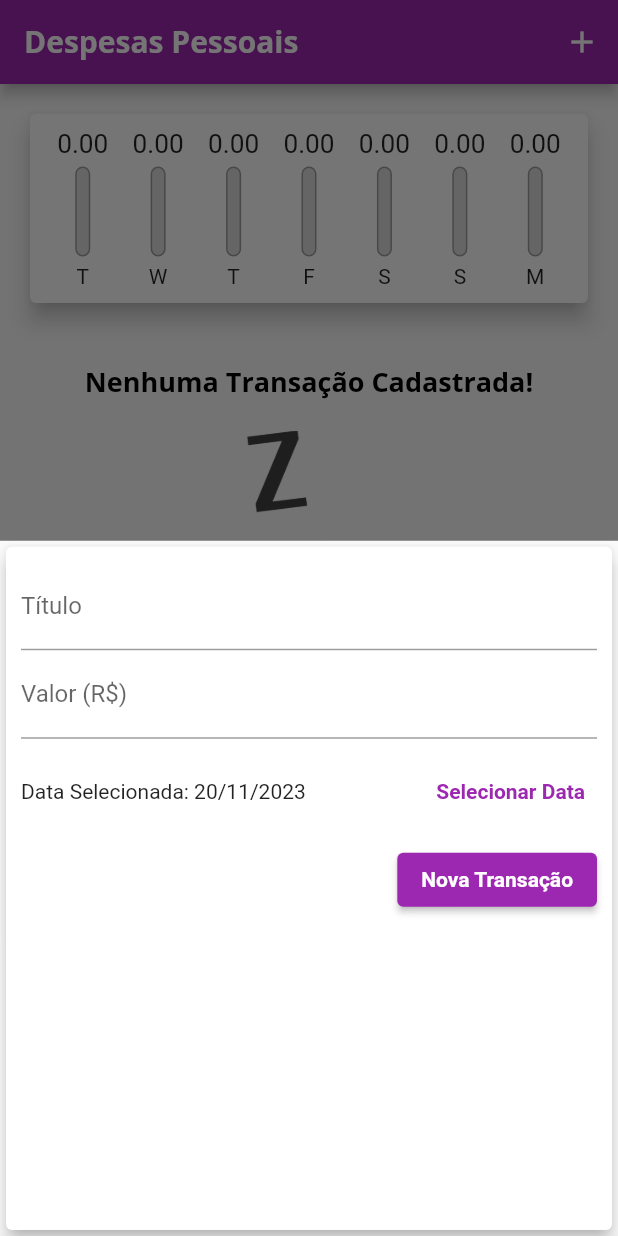
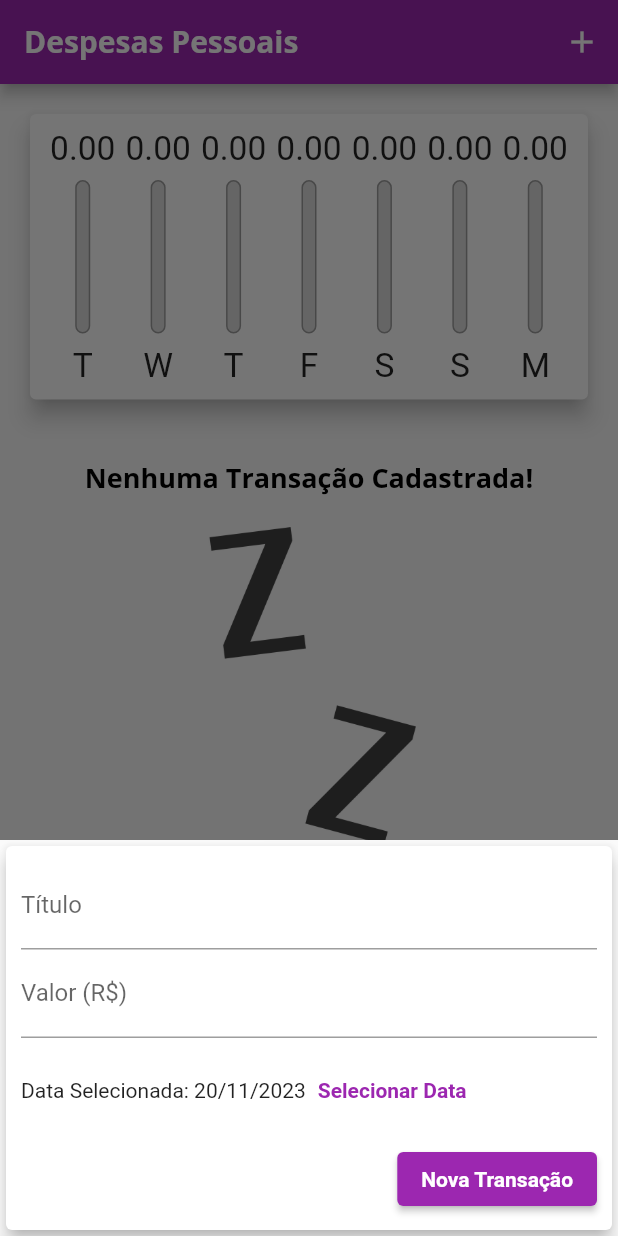
Before and after one commit to raonizacaron/flutter, a Flutter app: the screen it shows after launch, after a tap on the "add" icon, on a phone screen of 412 x 824 dp. Run offline on Flutter 3.47's test engine with Material 2 defaults, Android fonts, the phone set to English and light mode, and no system bars.

Commit message:
adding some responsivitie

```diff
--- /dev/null
+++ b/Aulas/expenses/lib/components/adaptative_button.dart
@@ -0,0 +1,36 @@
+import 'dart:io';
+import 'package:flutter/cupertino.dart';
+import 'package:flutter/material.dart';
+
+class AdaptativeButton extends StatelessWidget {
+  final String label;
+  final Function() onPressed;
+
+  const AdaptativeButton(
+    this.label,
+    this.onPressed, {
+    Key? key,
+  }) : super(key: key);
+
+  @override
+  Widget build(BuildContext context) {
+    return Platform.isIOS
+        ? CupertinoButton(
+            child: Text(label),
+            onPressed: onPressed,
+            color: Theme.of(context).colorScheme.primary,
+            padding: const EdgeInsets.symmetric(
+              horizontal: 20,
+            ),
+          )
+        : ElevatedButton(
+            child: Text(
+              label,
+              style: TextStyle(
+                color: Theme.of(context).textTheme.button?.color,
+              ),
+            ),
+            onPressed: onPressed,
+          );
+  }
+}
--- /dev/null
+++ b/Aulas/expenses/lib/components/adaptative_date_picker.dart
@@ -0,0 +1,66 @@
+import 'dart:io';
+import 'package:flutter/cupertino.dart';
+import 'package:flutter/material.dart';
+import 'package:intl/intl.dart';
+
+class AdaptativeDatePicker extends StatelessWidget {
+  final DateTime? selectedDate;
+  final Function(DateTime)? onDateChanged;
+
+  const AdaptativeDatePicker({
+    this.selectedDate,
+    this.onDateChanged,
+    Key? key,
+  }) : super(key: key);
+
+  _showDatePicker(BuildContext context) {
+    showDatePicker(
+      context: context,
+      initialDate: DateTime.now(),
+      firstDate: DateTime(2019),
+      lastDate: DateTime.now(),
+    ).then((pickedDate) {
+      if (pickedDate == null) {
+        return;
+      }
+
+      onDateChanged!(pickedDate);
+    });
+  }
+
+  @override
+  Widget build(BuildContext context) {
+    return Platform.isIOS
+        ? SizedBox(
+            height: 180,
+            child: CupertinoDatePicker(
+              mode: CupertinoDatePickerMode.date,
+              initialDateTime: DateTime.now(),
+              minimumDate: DateTime(2019),
+              maximumDate: DateTime.now(),
+              onDateTimeChanged: onDateChanged!,
+            ),
+          )
+        : SizedBox(
+            height: 70,
+            child: Row(
+              children: <Widget>[
+                Text(
+                  selectedDate == null
+                      ? 'Nenhuma data selecionada!'
+                      : 'Data Selecionada: ${DateFormat('dd/MM/y').format(selectedDate!)}',
+                ),
+                TextButton(
+                  child: const Text(
+                    'Selecionar Data',
+                    style: TextStyle(
+                      fontWeight: FontWeight.bold,
+                    ),
+                  ),
+                  onPressed: () => _showDatePicker(context),
+                )
+              ],
+            ),
+          );
+  }
+}
--- /dev/null
+++ b/Aulas/expenses/lib/components/adaptative_text_field.dart
@@ -0,0 +1,46 @@
+import 'dart:io';
+import 'package:flutter/cupertino.dart';
+import 'package:flutter/material.dart';
+
+class AdaptativeTextField extends StatelessWidget {
+  final String? label;
+  final TextEditingController? controller;
+  final TextInputType keyboardType;
+  final Function(String)? onSubmitted;
+
+  const AdaptativeTextField({
+    this.label,
+    this.controller,
+    this.keyboardType = TextInputType.text,
+    this.onSubmitted,
+    Key? key,
+  }) : super(key: key);
+
+  @override
+  Widget build(BuildContext context) {
+    return Platform.isIOS
+        ? Padding(
+            padding: const EdgeInsets.only(
+              bottom: 10,
+            ),
+            child: CupertinoTextField(
+              controller: controller,
+              keyboardType: keyboardType,
+              onSubmitted: onSubmitted,
+              placeholder: label,
+              padding: const EdgeInsets.symmetric(
+                horizontal: 6,
+                vertical: 12,
+              ),
+            ),
+          )
+        : TextField(
+            controller: controller,
+            keyboardType: keyboardType,
+            onSubmitted: onSubmitted,
+            decoration: InputDecoration(
+              labelText: label,
+            ),
+          );
+  }
+}
--- a/Aulas/expenses/lib/components/chart_bar.dart
+++ b/Aulas/expenses/lib/components/chart_bar.dart
@@ -14,17 +14,19 @@ class ChartBar extends StatelessWidget {
 
   @override
   Widget build(BuildContext context) {
+    return LayoutBuilder(
+      builder: (ctx, constraints) {
         return Column(
           children: [
             SizedBox(
-          height: 20,
+              height: constraints.maxHeight * 0.15,
               child: FittedBox(
-            child: Text('${value!.toStringAsFixed(2)}'),
+                child: Text(value!.toStringAsFixed(2)),
               ),
             ),
-        const SizedBox(height: 5),
+            SizedBox(height: constraints.maxHeight * 0.05),
             SizedBox(
-          height: 60,
+              height: constraints.maxHeight * 0.6,
               width: 10,
               child: Stack(
                 alignment: Alignment.bottomCenter,
@@ -51,9 +53,16 @@ class ChartBar extends StatelessWidget {
                 ],
               ),
             ),
-        const SizedBox(height: 5),
-        Text(label!),
+            SizedBox(height: constraints.maxHeight * 0.05),
+            SizedBox(
+              height: constraints.maxHeight * 0.15,
+              child: FittedBox(
+                child: Text(label!),
+              ),
+            ),
           ],
+        );
+      },
     );
   }
 }
--- a/Aulas/expenses/lib/components/transaction_form.dart
+++ b/Aulas/expenses/lib/components/transaction_form.dart
@@ -1,5 +1,7 @@
 import 'package:flutter/material.dart';
-import 'package:intl/intl.dart';
+import 'adaptative_button.dart';
+import 'adaptative_text_field.dart';
+import 'adaptative_date_picker.dart';
 
 class TransactionForm extends StatefulWidget {
   final void Function(String, double, DateTime) onSubmit;
@@ -26,87 +28,53 @@ class _TransactionFormState extends State<TransactionForm> {
     widget.onSubmit(title, value, _selectedDate!);
   }
 
-  _showDatePicker() {
-    showDatePicker(
-      context: context,
-      initialDate: DateTime.now(),
-      firstDate: DateTime(2019),
-      lastDate: DateTime.now(),
-    ).then((pickedDate) {
-      if (pickedDate == null) {
-        return;
-      }
-
-      setState(() {
-        _selectedDate = pickedDate;
-      });
-    });
-  }
-
   @override
   Widget build(BuildContext context) {
-    return Card(
+    return SingleChildScrollView(
+      child: Card(
         elevation: 5,
         child: Padding(
-        padding: const EdgeInsets.all(10),
+          padding: EdgeInsets.only(
+            top: 10,
+            right: 10,
+            left: 10,
+            bottom: 10 + MediaQuery.of(context).viewInsets.bottom,
+          ),
           child: Column(
             children: [
-            TextField(
+              AdaptativeTextField(
+                label: 'Título',
                 controller: _titleController,
-              onSubmitted: (_) => _submitForm(),
-              decoration: const InputDecoration(
-                labelText: 'Título',
+                onSubmitted: (_) => _submitForm,
               ),
-            ),
-            TextField(
+              AdaptativeTextField(
+                label: 'Valor (R\$)',
                 controller: _valueController,
                 keyboardType:
                     const TextInputType.numberWithOptions(decimal: true),
-              onSubmitted: (_) => _submitForm(),
-              decoration: const InputDecoration(
-                labelText: 'Valor (R\$)',
+                onSubmitted: (_) => _submitForm,
               ),
-            ),
-            SizedBox(
-              height: 70,
-              child: Row(
-                children: <Widget>[
-                  Expanded(
-                    child: Text(
-                      _selectedDate == null
-                          ? 'Nenhuma data selecionada!'
-                          : 'Data Selecionada: ${DateFormat('dd/MM/y').format(_selectedDate!)}',
-                    ),
-                  ),
-                  TextButton(
-                    onPressed: _showDatePicker,
-                    child: const Text(
-                      'Selecionar Data',
-                      style: TextStyle(
-                        fontWeight: FontWeight.bold,
-                      ),
-                    ),
-                  )
-                ],
-              ),
+              AdaptativeDatePicker(
+                selectedDate: _selectedDate,
+                onDateChanged: (newDate) {
+                  setState(() {
+                    _selectedDate = newDate;
+                  });
+                },
               ),
               Row(
                 mainAxisAlignment: MainAxisAlignment.end,
                 children: <Widget>[
-                ElevatedButton(
-                  onPressed: _submitForm,
-                  child: Text(
+                  AdaptativeButton(
                     'Nova Transação',
-                    style: TextStyle(
-                      color: Theme.of(context).textTheme.button?.color,
-                    ),
-                  ),
+                    _submitForm,
                   ),
                 ],
               ),
             ],
           ),
         ),
+      ),
     );
   }
 }
--- a/Aulas/expenses/lib/components/transaction_list.dart
+++ b/Aulas/expenses/lib/components/transaction_list.dart
@@ -11,10 +11,10 @@ class TransactionList extends StatelessWidget {
 
   @override
   Widget build(BuildContext context) {
-    return SizedBox(
-      height: 430,
-      child: transactions.isEmpty
-          ? Column(
+    return transactions.isEmpty
+        ? LayoutBuilder(
+            builder: (ctx, constraints) {
+              return Column(
                 children: [
                   const SizedBox(height: 20),
                   Text(
@@ -23,13 +23,15 @@ class TransactionList extends StatelessWidget {
                   ),
                   const SizedBox(height: 20),
                   SizedBox(
-                  height: 200,
+                    height: constraints.maxHeight * 0.6,
                     child: Image.asset(
                       'assets/images/waiting.png',
                       fit: BoxFit.cover,
                     ),
                   ),
                 ],
+              );
+            },
           )
         : ListView.builder(
             itemCount: transactions.length,
@@ -64,15 +66,24 @@ class TransactionList extends StatelessWidget {
                     subtitle: Text(
                       DateFormat('d MMM y').format(tr.date),
                     ),
-                    trailing: IconButton(
+                    trailing: MediaQuery.of(context).size.width > 480
+                        ? TextButton.icon(
+                            onPressed: () => onRemove(tr.id),
+                            icon: Icon(Icons.delete,
+                                color: Theme.of(context).errorColor),
+                            label: Text(
+                              'Excluir',
+                              style: TextStyle(
+                                  color: Theme.of(context).errorColor),
+                            ),
+                          )
+                        : IconButton(
                             icon: const Icon(Icons.delete),
-                      color: Theme.of(context).colorScheme.error,
+                            color: Theme.of(context).errorColor,
                             onPressed: () => onRemove(tr.id),
-                    ),
-                  ),
+                          )),
               );
             },
-            ),
           );
   }
 }
--- a/Aulas/expenses/lib/main.dart
+++ b/Aulas/expenses/lib/main.dart
@@ -1,6 +1,10 @@
+import 'dart:math';
+import 'dart:io';
+
 import 'package:expenses/components/transaction_form.dart';
 import 'package:flutter/material.dart';
-import 'dart:math';
+import 'package:flutter/cupertino.dart';
+
 import 'components/transaction_form.dart';
 import 'components/transaction_list.dart';
 import 'components/chart.dart';
@@ -22,13 +26,13 @@ class ExpensesApp extends StatelessWidget {
           secondary: Colors.amber,
         ),
         textTheme: tema.textTheme.copyWith(
-          titleLarge: const TextStyle(
+          headline6: const TextStyle(
             fontFamily: 'OpenSans',
             fontSize: 18,
             fontWeight: FontWeight.bold,
             color: Colors.black,
           ),
-          labelLarge: const TextStyle(
+          button: const TextStyle(
             color: Colors.white,
             fontWeight: FontWeight.bold,
           ),
@@ -54,6 +58,7 @@ class MyHomePage extends StatefulWidget {
 
 class _MyHomePageState extends State<MyHomePage> {
   final List<Transaction> _transactions = [];
+  bool _showChart = false;
 
   List<Transaction> get _recentTransactions {
     return _transactions.where((tr) {
@@ -93,32 +98,104 @@ class _MyHomePageState extends State<MyHomePage> {
     );
   }
 
+  Widget _getIconButton(IconData icon, Function() fn) {
+    return Platform.isIOS
+        ? GestureDetector(onTap: fn, child: Icon(icon))
+        : IconButton(icon: Icon(icon), onPressed: fn);
+  }
+
   @override
   Widget build(BuildContext context) {
-    return Scaffold(
-      appBar: AppBar(
-        title: const Text('Despesas Pessoais'),
-        actions: [
-          IconButton(
-            icon: const Icon(Icons.add),
-            onPressed: () => _openTransactionFormModal(context),
-          ),
-        ],
+    final mediaQuery = MediaQuery.of(context);
+    bool isLandscape = mediaQuery.orientation == Orientation.landscape;
+
+    final iconList = Platform.isIOS ? CupertinoIcons.refresh : Icons.list;
+    final chartList =
+        Platform.isIOS ? CupertinoIcons.refresh : Icons.show_chart;
+
+    final actions = [
+      if (isLandscape)
+        _getIconButton(
+          _showChart ? iconList : chartList,
+          () {
+            setState(() {
+              _showChart = !_showChart;
+            });
+          },
+        ),
+      _getIconButton(
+        Platform.isIOS ? CupertinoIcons.add : Icons.add,
+        () => _openTransactionFormModal(context),
       ),
-      body: SingleChildScrollView(
+    ];
+
+    final PreferredSizeWidget appBar = AppBar(
+      title: const Text('Despesas Pessoais'),
+      actions: actions,
+    );
+
+    final availableHeight = mediaQuery.size.height -
+        appBar.preferredSize.height -
+        mediaQuery.padding.top;
+
+    final bodyPage = SafeArea(
+      child: SingleChildScrollView(
         child: Column(
           crossAxisAlignment: CrossAxisAlignment.stretch,
           children: [
-            Chart(_recentTransactions),
-            TransactionList(_transactions, _removeTransaction),
+            // if (isLandscape)
+            //   Row(
+            //     mainAxisAlignment: MainAxisAlignment.center,
+            //     children: [
+            //       const Text('Exibir Gráfico'),
+            //       Switch.adaptive(
+            //         activeColor: Theme.of(context).colorScheme.secondary,
+            //         value: _showChart,
+            //         onChanged: (value) {
+            //           setState(() {
+            //             _showChart = value;
+            //           });
+            //         },
+            //       ),
+            //     ],
+            //   ),
+            if (_showChart || !isLandscape)
+              SizedBox(
+                height: availableHeight * (isLandscape ? 0.8 : 0.3),
+                child: Chart(_recentTransactions),
+              ),
+            if (!_showChart || !isLandscape)
+              SizedBox(
+                height: availableHeight * (isLandscape ? 1 : 0.7),
+                child: TransactionList(_transactions, _removeTransaction),
+              ),
           ],
         ),
       ),
-      floatingActionButton: FloatingActionButton(
-        child: const Icon(Icons.add),
-        onPressed: () => _openTransactionFormModal(context),
-      ),
-      floatingActionButtonLocation: FloatingActionButtonLocation.centerFloat,
     );
+
+    return Platform.isIOS
+        ? CupertinoPageScaffold(
+            navigationBar: CupertinoNavigationBar(
+              middle: const Text('Despesas Pessoais'),
+              trailing: Row(
+                mainAxisSize: MainAxisSize.min,
+                children: actions,
+              ),
+            ),
+            child: bodyPage,
+          )
+        : Scaffold(
+            appBar: appBar,
+            body: bodyPage,
+            floatingActionButton: Platform.isIOS
+                ? Container()
+                : FloatingActionButton(
+                    child: const Icon(Icons.add),
+                    onPressed: () => _openTransactionFormModal(context),
+                  ),
+            floatingActionButtonLocation:
+                FloatingActionButtonLocation.centerFloat,
+          );
   }
 }
```
Also changed, not shown: Aulas/expenses/pubspec.yaml (+8 -11 lines). Lines whose indentation alone changed are shown as unchanged.
